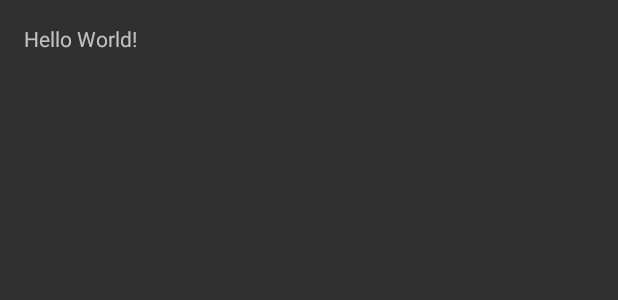
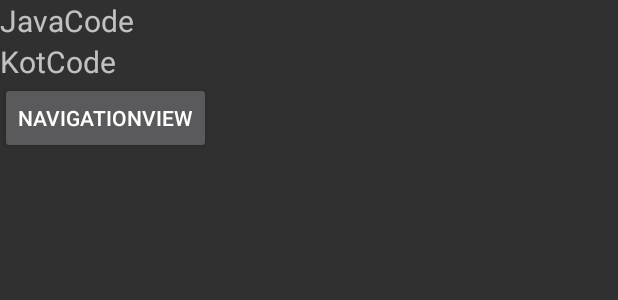
Before and after one commit to SasakiYuki/DesignSupportLibrarySample, an Android app: the layout activity_main.xml on its own in the app's theme, with its tools: preview values and no code run, on a phone screen of 412 x 824 dp. Shown: the top 300 px of the screen. Run offline under Robolectric (Android 15) with nearby library versions, the phone set to English and light mode, and no system bars.

Commit message:
configure:MainActivity button intent

```diff
--- a/DesignSupportLibrarySample/app/src/main/java/wacode/yuki/designsupportlibrarysample/MainActivity.java
+++ b/DesignSupportLibrarySample/app/src/main/java/wacode/yuki/designsupportlibrarysample/MainActivity.java
@@ -3,16 +3,32 @@ package wacode.yuki.designsupportlibrarysample;
 import android.content.Intent;
 import android.support.v7.app.AppCompatActivity;
 import android.os.Bundle;
+import android.util.Log;
+import android.view.View;
+import android.widget.Button;
 
 import wacode.yuki.designsupportlibrarysample.kotCode.NavigationView.ktNavigationViewActivity;
 
-public class MainActivity extends AppCompatActivity {
+public class MainActivity extends AppCompatActivity implements View.OnClickListener{
 
     @Override
     protected void onCreate(Bundle savedInstanceState) {
         super.onCreate(savedInstanceState);
         setContentView(R.layout.activity_main);
-        Intent intent = new Intent(MainActivity.this, ktNavigationViewActivity.class);
+
+    }
+
+
+    @Override
+    public void onClick(View view) {
+        Intent intent;
+        switch (view.getId()){
+            case R.id.button_kot_navigation:
+                intent = new Intent(this,ktNavigationViewActivity.class);
+                break;
+            default:
+                intent = null;
+        }
         startActivity(intent);
     }
 }
--- a/DesignSupportLibrarySample/app/src/main/res/layout/activity_main.xml
+++ b/DesignSupportLibrarySample/app/src/main/res/layout/activity_main.xml
@@ -1,17 +1,40 @@
 <?xml version="1.0" encoding="utf-8"?>
-<RelativeLayout
+<LinearLayout
     xmlns:android="http://schemas.android.com/apk/res/android"
     xmlns:tools="http://schemas.android.com/tools"
     android:layout_width="match_parent"
     android:layout_height="match_parent"
-    android:paddingLeft="@dimen/activity_horizontal_margin"
-    android:paddingRight="@dimen/activity_horizontal_margin"
-    android:paddingTop="@dimen/activity_vertical_margin"
-    android:paddingBottom="@dimen/activity_vertical_margin"
+    android:orientation="vertical"
     tools:context="wacode.yuki.designsupportlibrarysample.MainActivity">
-
-    <TextView
-        android:text="Hello World!"
-        android:layout_width="wrap_content"
-        android:layout_height="wrap_content" />
-</RelativeLayout>
+    <LinearLayout
+        android:layout_width="match_parent"
+        android:layout_height="wrap_content"
+        android:orientation="vertical">
+        <TextView
+            android:layout_width="match_parent"
+            android:layout_height="wrap_content"
+            android:text="@string/main_java"
+            android:textSize="@dimen/com_text_normal"/>
+    </LinearLayout>
+    <LinearLayout
+        android:layout_width="match_parent"
+        android:layout_height="wrap_content"
+        android:orientation="vertical">
+        <TextView
+            android:layout_width="match_parent"
+            android:layout_height="wrap_content"
+            android:text="@string/main_kotlin"
+            android:textSize="@dimen/com_text_normal"/>
+        <LinearLayout
+            android:layout_width="match_parent"
+            android:layout_height="wrap_content"
+            android:orientation="horizontal">
+            <Button
+                android:layout_width="wrap_content"
+                android:layout_height="wrap_content"
+                android:text="@string/com_button_navigation"
+                android:id="@+id/button_kot_navigation"
+                android:onClick="onClick"/>
+        </LinearLayout>
+    </LinearLayout>
+</LinearLayout>
--- a/DesignSupportLibrarySample/app/src/main/res/values/strings.xml
+++ b/DesignSupportLibrarySample/app/src/main/res/values/strings.xml
@@ -1,5 +1,11 @@
 <resources>
     <string name="app_name">DesignSupportLibrarySample</string>
+
+    <string name="main_java">JavaCode</string>
+    <string name="main_kotlin">KotCode</string>
+
+    <string name="com_button_navigation">NavigationView</string>
+
     <string name="navigation_1">メイン</string>
     <string name="navigation_2">ソーシャル</string>
     <string name="navigation_3">プロモーション</string>
```
